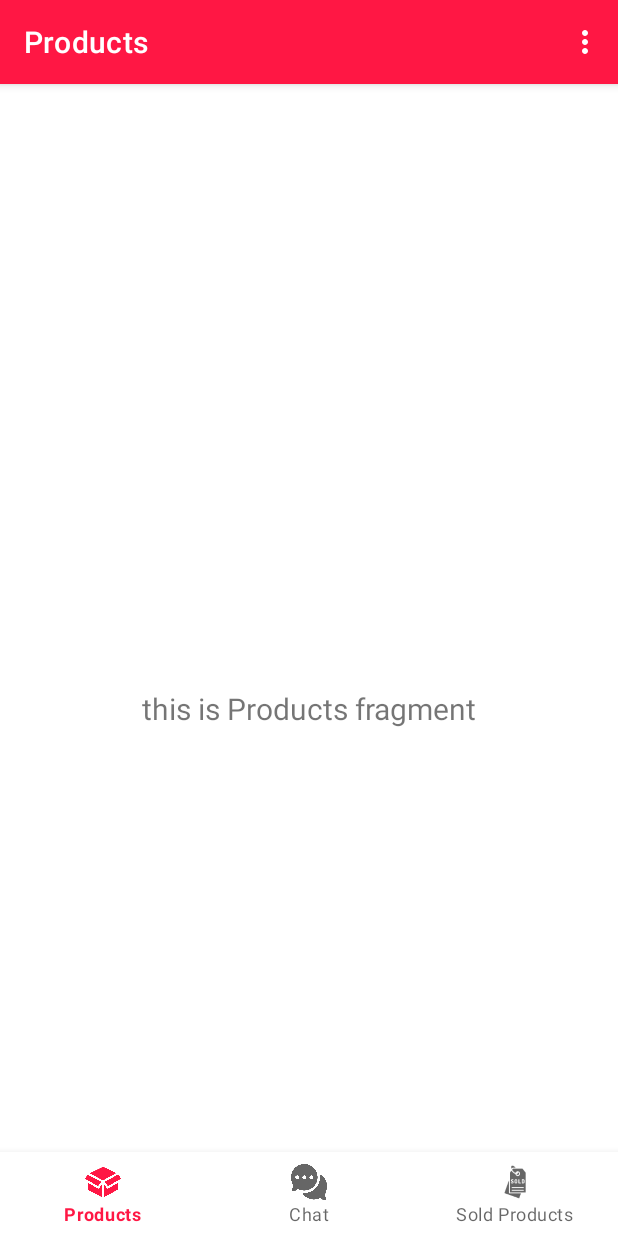
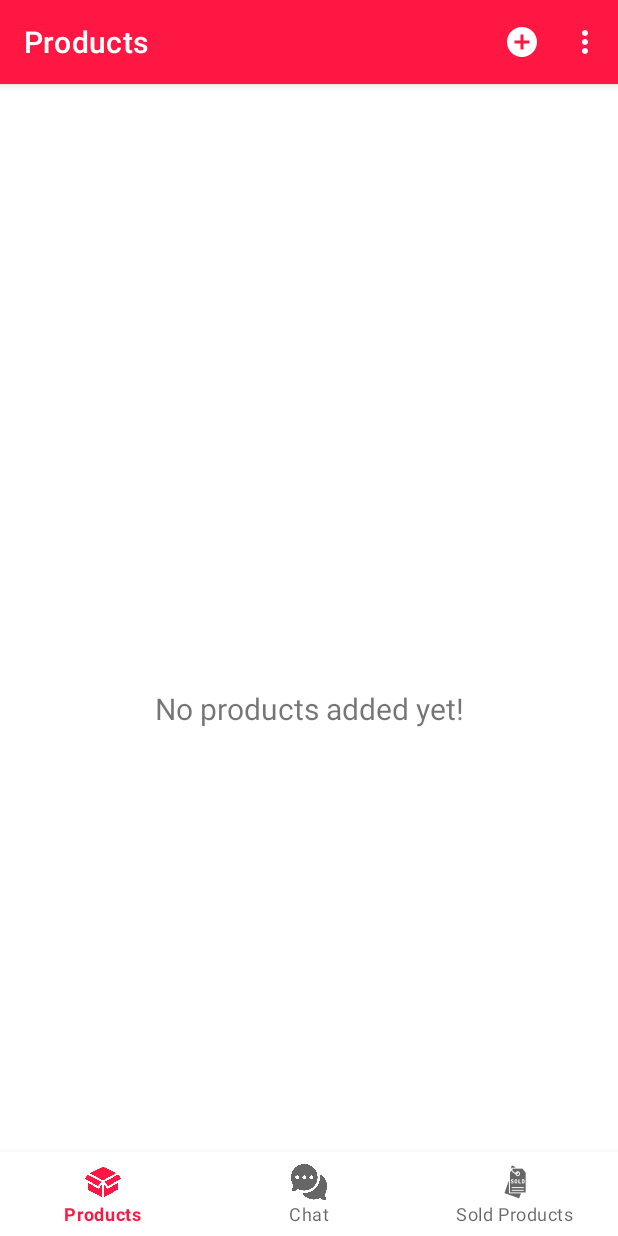
Before and after one commit to mahmoud535/Artfolio, an Android app: the ProductsFragment screen opened directly, with no data from a screen before it, on a phone screen of 412 x 824 dp. Run offline under Robolectric (Android 15) with nearby library versions, the phone set to English and light mode, and no system bars; our stand-ins replace navigation-ui.

Commit message:
Artfolio for Designers and Clients

```diff
--- a/app/src/main/java/com/example/designersstore/ui/fragmentsdesigners/ProductsFragment.kt
+++ b/app/src/main/java/com/example/designersstore/ui/fragmentsdesigners/ProductsFragment.kt
@@ -10,9 +10,10 @@ import androidx.lifecycle.ViewModelProvider
 import com.example.designersstore.R
 import com.example.designersstore.ui.activityclient.SettingsActivity
 import com.example.designersstore.ui.activitydesigners.Settings_Designers_Activity
+import com.example.designersstore.ui.fragmentsclient.BaseFragment
 
 
-class ProductsFragment : Fragment() {
+class ProductsFragment : BaseFragment() {
   override fun onCreate(savedInstanceState: Bundle?) {
     super.onCreate(savedInstanceState)
     //If we want to see the option menu in fragment we need to add it.
@@ -20,23 +21,23 @@ class ProductsFragment : Fragment() {
   }
 //  private lateinit var dashboardViewModel: DashboardViewModel
 
+  private fun getProductListFromFireStore(){
+
+  }
+
   override fun onCreateView(
     inflater: LayoutInflater,
     container: ViewGroup?,
     savedInstanceState: Bundle?
   ): View? {
-//    dashboardViewModel =
-//            ViewModelProvider(this).get(DashboardViewModel::class.java)
     val root = inflater.inflate(R.layout.products_fragment, container, false)
-    val textView: TextView = root.findViewById(R.id.text_products)
-//    dashboardViewModel.text.observe(viewLifecycleOwner, Observer {
-//      textView.text = it
-//    })
+
     return root
   }
 
   override fun onCreateOptionsMenu(menu: Menu, inflater: MenuInflater) {
     inflater.inflate(R.menu.client_settings,menu)
+    inflater.inflate(R.menu.add_product_menu,menu)
     super.onCreateOptionsMenu(menu, inflater)
   }
 
@@ -49,6 +50,10 @@ class ProductsFragment : Fragment() {
         startActivity(Intent(activity, Settings_Designers_Activity::class.java))
         return true
       }
+      R.id.action_add_product->{
+        //startActivity(Intent(activity, AddproductActivity::class.java))
+        return true
+      }
     }
     return super.onOptionsItemSelected(item)
   }
--- /dev/null
+++ b/app/src/main/res/drawable/ic_vector_add_product.xml
@@ -0,0 +1,5 @@
+<vector android:height="24dp" android:tint="#FFFFFF"
+    android:viewportHeight="24" android:viewportWidth="24"
+    android:width="24dp" xmlns:android="http://schemas.android.com/apk/res/android">
+    <path android:fillColor="@android:color/white" android:pathData="M12,2C6.48,2 2,6.48 2,12s4.48,10 10,10 10,-4.48 10,-10S17.52,2 12,2zM17,13h-4v4h-2v-4L7,13v-2h4L11,7h2v4h4v2z"/>
+</vector>
--- a/app/src/main/res/layout/products_fragment.xml
+++ b/app/src/main/res/layout/products_fragment.xml
@@ -6,15 +6,25 @@
     xmlns:app="http://schemas.android.com/apk/res-auto"
     tools:context=".ui.fragmentsdesigners.ProductsFragment">
 
+    <androidx.recyclerview.widget.RecyclerView
+        android:id="@+id/rv_my_product_items"
+        android:layout_width="match_parent"
+        android:layout_height="match_parent"
+        android:visibility="gone"
+        app:layout_constraintBottom_toBottomOf="parent"
+        app:layout_constraintEnd_toEndOf="parent"
+        app:layout_constraintStart_toStartOf="parent"
+        app:layout_constraintTop_toTopOf="parent" />
+
     <TextView
-        android:id="@+id/text_products"
+        android:id="@+id/tv_no_products_found"
         android:layout_width="match_parent"
         android:layout_height="wrap_content"
         android:layout_marginStart="8dp"
         android:layout_marginTop="8dp"
         android:layout_marginEnd="8dp"
+        android:text="@string/no_products_added_yet"
         android:textAlignment="center"
-        android:text="this is Products fragment"
         android:textSize="20sp"
         app:layout_constraintBottom_toBottomOf="parent"
         app:layout_constraintEnd_toEndOf="parent"
--- /dev/null
+++ b/app/src/main/res/menu/add_product_menu.xml
@@ -0,0 +1,10 @@
+<?xml version="1.0" encoding="utf-8"?>
+<menu xmlns:android="http://schemas.android.com/apk/res/android"
+    xmlns:app="http://schemas.android.com/apk/res-auto">
+
+    <item
+        android:id="@+id/action_add_product"
+        android:icon="@drawable/ic_vector_add_product"
+        android:title="@string/action_add_product"
+        app:showAsAction="always" />
+</menu>
--- a/app/src/main/res/values/strings.xml
+++ b/app/src/main/res/values/strings.xml
@@ -98,5 +98,7 @@
     <string name="err_msg_please_enter_other_details">Please enter other details.</string>
     <string name="title_select_address">SELECT ADDRESS</string>
     <string name="title_edit_address">EDIT ADDRESS</string>
+    <string name="no_products_added_yet">No products added yet!</string>
+    <string name="action_add_product">Add Product</string>
     <!--END-->
 </resources>
```
